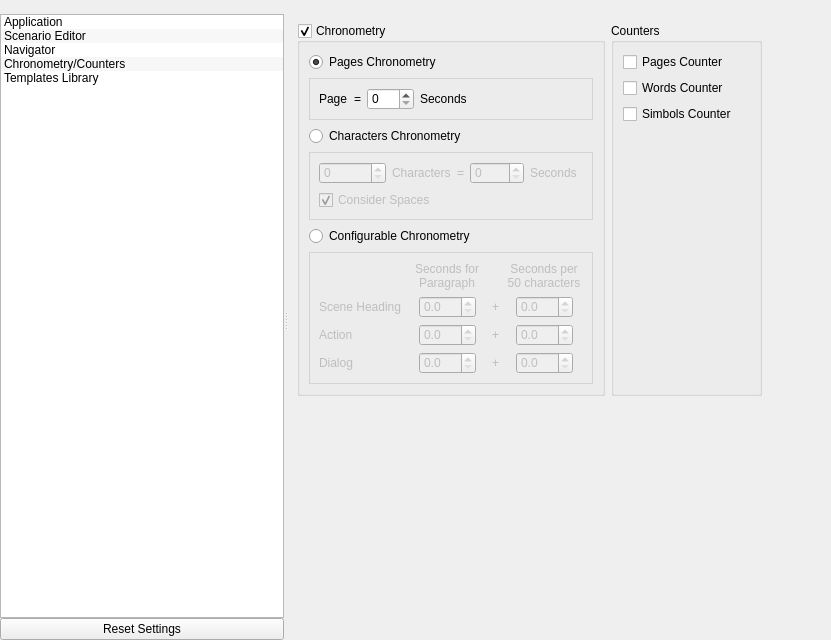
First picture: the form in src/bin/scenarist-desktop/UserInterfaceLayer/Settings/SettingsView.ui, repository dimkanovikov/KITScenarist, before the edit.
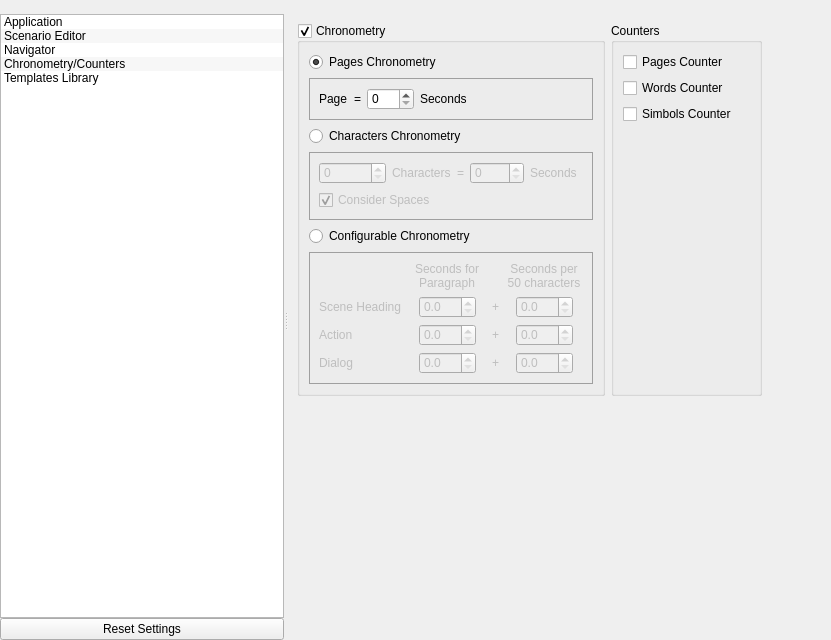
Second picture: the form after the edit. The open tabs and pages were chosen to show the change. Icons and pictures are not drawn. Custom widgets are drawn as their Qt base class.

Diff of the .ui file:
```diff
--- a/src/bin/scenarist-desktop/UserInterfaceLayer/Settings/SettingsView.ui
+++ b/src/bin/scenarist-desktop/UserInterfaceLayer/Settings/SettingsView.ui
@@ -1720,8 +1720,8 @@
          <widget class="QWidget" name="chronometryPage">
           <property name="styleSheet">
            <string notr="true">#pagesChronometryGroup, #charactersChronometryGroup, #configurableChronometryGroup {
-    border: 1px solid lightgray;
     margin-top: 0ex; /* leave space at the top for the title */
+    border: 1px solid palette(dark);
 }</string>
           </property>
           <layout class="QGridLayout" name="gridLayout_12">
```
Left out of the diff: 4 changed lines with no effect on the pictures.
